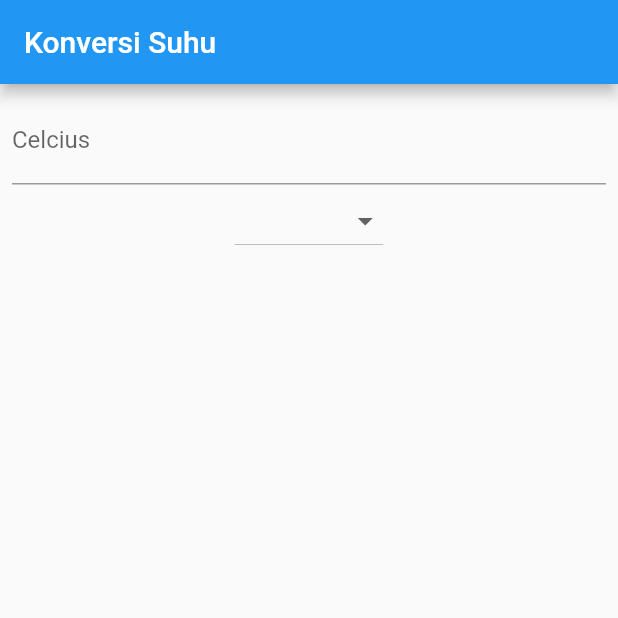
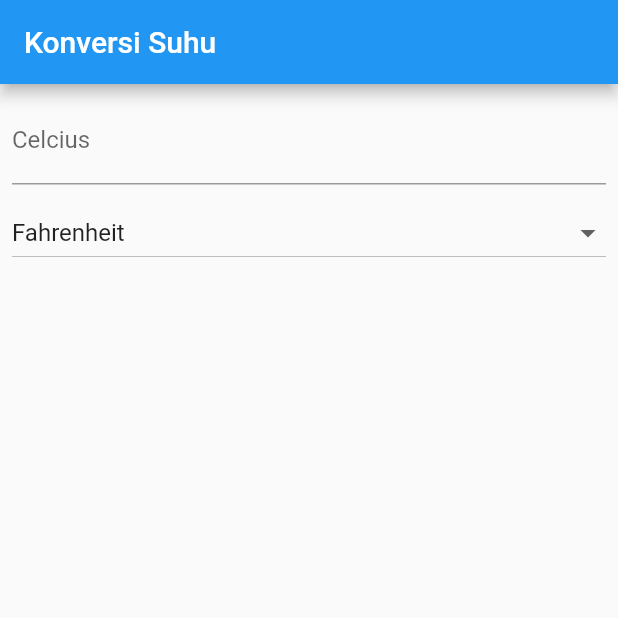
Before and after one commit to KevinBenaya/kevin_jobsheet4, a Flutter app: the screen it shows after launch, on a phone screen of 412 x 824 dp, the top half of it. Run offline on Flutter 3.47's test engine with Material 2 defaults, Android fonts, the phone set to English and light mode, and no system bars.

Commit message:
Dropdown2(kevin_jobsheet4)

```diff
--- a/kevin_jobsheet4/lib/main.dart
+++ b/kevin_jobsheet4/lib/main.dart
@@ -76,9 +76,13 @@ class _MyHomePageState extends State<MyHomePage> {
                 FilteringTextInputFormatter.digitsOnly
               ],
             ),
-            DropdownButton(items: [
+            SizedBox(height: 8),
+            DropdownButton(
+                isExpanded: true,
+                value: 'Fahrenheit',
+                items: [
                   DropdownMenuItem(
-                child: Text('Celcius'),
+                    child: Text('Kelvin'),
                     value: 'Celcius',
                   ),
                   DropdownMenuItem(
@@ -89,7 +93,8 @@ class _MyHomePageState extends State<MyHomePage> {
                     child: Text('Reamur'),
                     value: 'Reamur',
                   ),
-            ], onChanged: (value) {}),
+                ],
+                onChanged: (value) {}),
           ],
         ),
       ),
```
Lines whose indentation alone changed are shown as unchanged.
